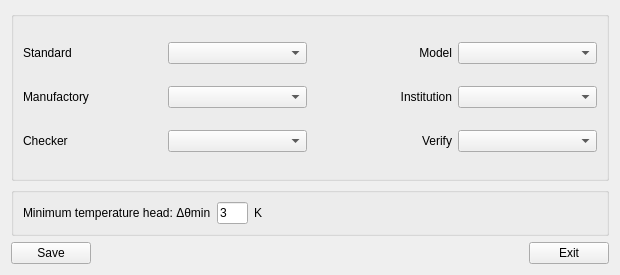
First picture: the form in source/tvercomp/tvercompparamdlg/ui/tvercomp_param.ui, repository flimmy78/qtverify, before the edit.
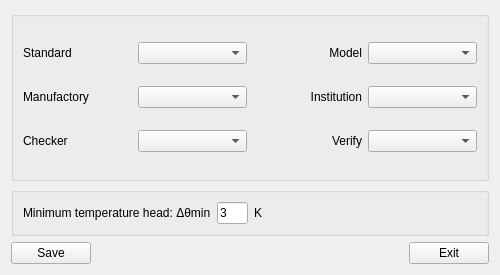
Second picture: the form after the edit.

Commit message: 铂电阻检测界面优化

```diff
--- a/source/tvercomp/tvercompparamdlg/ui/tvercomp_param.ui
+++ b/source/tvercomp/tvercompparamdlg/ui/tvercomp_param.ui
@@ -6,13 +6,13 @@
    <rect>
     <x>0</x>
     <y>0</y>
-    <width>620</width>
+    <width>500</width>
     <height>275</height>
    </rect>
   </property>
   <property name="minimumSize">
    <size>
-    <width>600</width>
+    <width>500</width>
     <height>275</height>
    </size>
   </property>
```
The commit also changes 4 other files.
